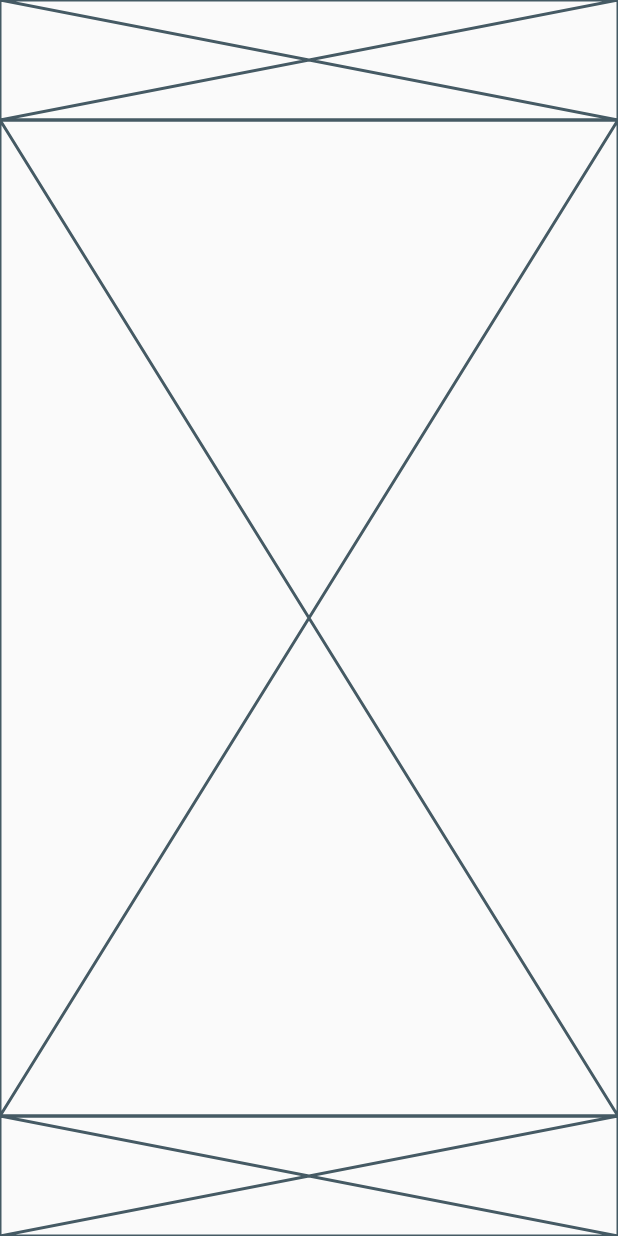
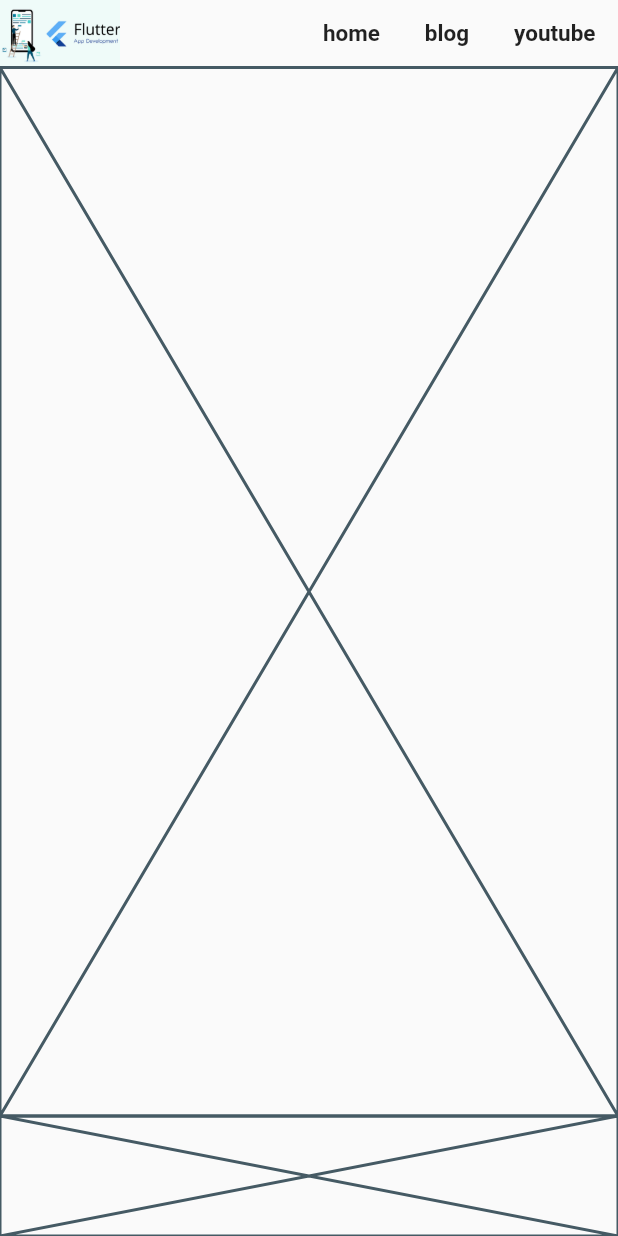
Before and after one commit to mugon-dev/flutter-web_layout_sample, a Flutter app: the screen it shows after launch, on a phone screen of 412 x 824 dp. Run offline on Flutter 3.47's test engine with Material 2 defaults, Android fonts, the phone set to English and light mode, and no system bars.

Commit message:
header 영역의 navigation 생성

```diff
--- /dev/null
+++ b/lib/src/components/navigation_menu.dart
@@ -0,0 +1,49 @@
+import 'package:flutter/material.dart';
+
+class NavigationMenu extends StatelessWidget {
+  const NavigationMenu({Key? key}) : super(key: key);
+
+  @override
+  Widget build(BuildContext context) {
+    return Container(
+      child: Row(
+        mainAxisAlignment: MainAxisAlignment.spaceBetween,
+        children: [
+          Image.asset(
+            "assets/images/logo.jpeg",
+            width: 80,
+          ),
+          Row(
+            children: [
+              menu("home", () {}),
+              menu("blog", () {}),
+              menu("youtube", () {}),
+            ],
+          ),
+        ],
+      ),
+    );
+  }
+
+  Widget menu(String menu, GestureTapCallback onTap) {
+    return InkWell(
+      // cursor 효과
+      mouseCursor: MaterialStateMouseCursor.clickable,
+      onTap: onTap,
+      // hover 효과 없애기
+      hoverColor: Colors.transparent,
+      splashColor: Colors.transparent,
+      highlightColor: Colors.transparent,
+      child: Padding(
+        padding: const EdgeInsets.symmetric(horizontal: 15.0),
+        child: Text(
+          menu,
+          style: TextStyle(
+            fontSize: 15,
+            fontWeight: FontWeight.bold,
+          ),
+        ),
+      ),
+    );
+  }
+}
--- a/lib/src/home.dart
+++ b/lib/src/home.dart
@@ -1,4 +1,6 @@
 import 'package:flutter/material.dart';
+
+import 'components/navigation_menu.dart';
 
 class HomePage extends StatelessWidget {
   const HomePage({Key? key}) : super(key: key);
@@ -9,7 +11,7 @@ class HomePage extends StatelessWidget {
       body: Container(
         child: Column(
           children: [
-            _header(),
+            NavigationMenu(),
             Expanded(
               child: _contents(),
             ),
@@ -31,10 +33,4 @@ class HomePage extends StatelessWidget {
   Widget _contents() {
     return Placeholder();
   }
-
-  Widget _header() {
-    return Placeholder(
-      fallbackHeight: 80,
-    );
-  }
 }
--- a/pubspec.yaml
+++ b/pubspec.yaml
@@ -45,7 +45,8 @@ flutter:
   uses-material-design: true
 
   # To add assets to your application, add an assets section, like this:
-  # assets:
+  assets:
+    - assets/images/
   #   - images/a_dot_burr.jpeg
   #   - images/a_dot_ham.jpeg
 
```
Also changed, not shown: assets/images/logo.jpeg (added).
